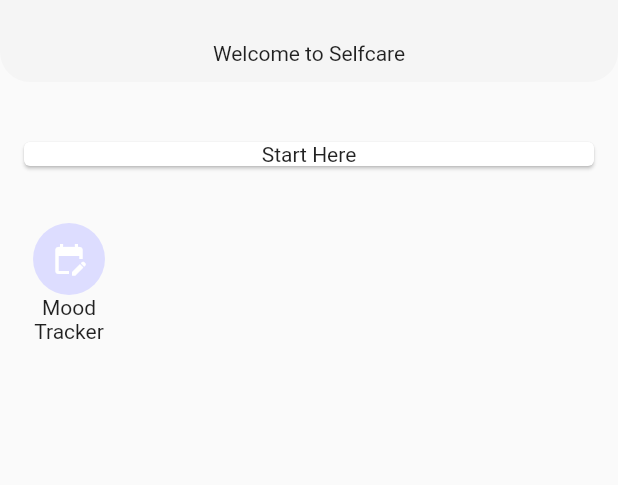
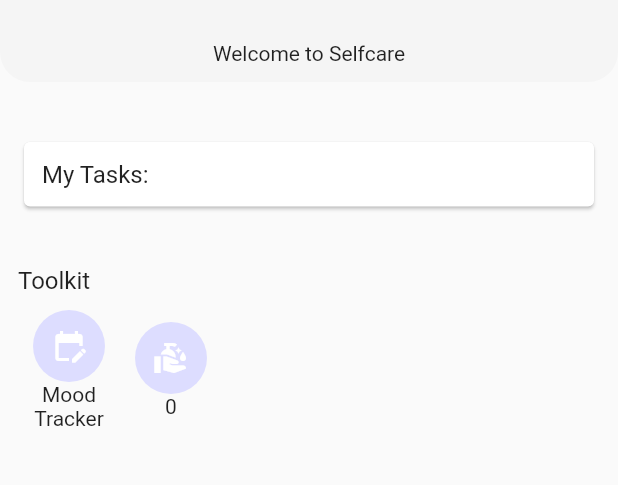
Before and after one commit to Octavius8/CBTSelfcare, a Flutter app: the screen it shows after launch, on a phone screen of 412 x 824 dp, the part 59-544 px from its top. Run offline on Flutter 3.47's test engine with Material 2 defaults, Android fonts, the phone set to English and light mode, and no system bars; our stand-ins replace flutter_chat_types, flutter_chat_ui, sqflite; accounts and stored records are empty.

```diff
--- /dev/null
+++ b/lib/config/database_configs.dart
@@ -0,0 +1,3 @@
+class DatabaseConfigs {
+  static const String db_name = "cbt.db";
+}
--- a/lib/config/theme_info.dart
+++ b/lib/config/theme_info.dart
@@ -1,7 +1,13 @@
 import 'package:flutter/material.dart';
 
 class ThemeInfo {
+  //Colors
   static const Color primary_color = Color(0xFFddddff);
 
+  //Spacing
   static const double size_card_padding = 12;
+  static const double size_card_inter_padding = 24;
+
+  //Fonts
+  static const double font_title_size = 16;
 }
--- a/lib/main.dart
+++ b/lib/main.dart
@@ -1,6 +1,8 @@
 import 'package:flutter/material.dart';
 import 'moodtracker.dart';
 import 'config/theme_info.dart';
+import 'models/sqlite_database.dart';
+import 'dart:developer';
 
 void main() => runApp(MyApp());
 
@@ -40,6 +42,15 @@ class _MyHomePageState extends State<MyHomePage> {
     );
   }
 
+  void _dbtest() async {
+    log("Starting...");
+    SqliteDatabase db = new SqliteDatabase();
+    await db.connect();
+    await db.serverSync();
+    _counter = await db.count();
+    setState(() {});
+  }
+
   @override
   Widget build(BuildContext context) {
     return Scaffold(
@@ -73,23 +84,42 @@ class _MyHomePageState extends State<MyHomePage> {
               child: Padding(
                   padding: EdgeInsets.all(ThemeInfo.size_card_padding),
                   child: Card(
-                      elevation: 1,
-                      clipBehavior: Clip.hardEdge,
-                      child: Center(
-                          child: Text("Start Here",
-                              textAlign: TextAlign.center))))),
+                      child: Padding(
+                          padding: EdgeInsets.all(ThemeInfo.size_card_padding),
+                          child: Column(
+                              crossAxisAlignment: CrossAxisAlignment.start,
+                              children: [
+                                Text("My Tasks:",
+                                    style: TextStyle(
+                                      fontSize: ThemeInfo.font_title_size,
+                                      // fontWeight: FontWeight.bold
+                                    ))
+                              ]))))),
 
           //Toolkit
           Padding(
-              padding: EdgeInsets.all(ThemeInfo.size_card_padding),
-              child: Row(
-                children: [
-                  ToolkitIcon(
-                      icon: Icons.edit_calendar,
-                      title: "Mood\nTracker",
-                      onTap: _loadMoodTracker)
-                ],
-              ))
+              padding: EdgeInsets.only(
+                  left: ThemeInfo.size_card_padding,
+                  right: ThemeInfo.size_card_padding,
+                  top: ThemeInfo.size_card_inter_padding),
+              child: Column(
+                  crossAxisAlignment: CrossAxisAlignment.start,
+                  children: [
+                    Text("Toolkit",
+                        style: TextStyle(fontSize: ThemeInfo.font_title_size)),
+                    Row(
+                      children: [
+                        ToolkitIcon(
+                            icon: Icons.edit_calendar,
+                            title: "Mood\nTracker",
+                            onTap: _loadMoodTracker),
+                        ToolkitIcon(
+                            icon: Icons.clean_hands,
+                            title: _counter.toString(),
+                            onTap: _dbtest)
+                      ],
+                    )
+                  ]))
         ])
       ]),
       /*floatingActionButton: FloatingActionButton(
--- a/pubspec.yaml
+++ b/pubspec.yaml
@@ -23,6 +23,7 @@ dependencies:
   mime: ^1.0.3
   path_provider: ^2.0.13
   uuid: ^3.0.7
+  sqflite: ^2.0.3
 
 dev_dependencies:
   flutter_test:
```
Also changed, not shown: lib/models/sqlite_database.dart (added, +46 -0 lines).
